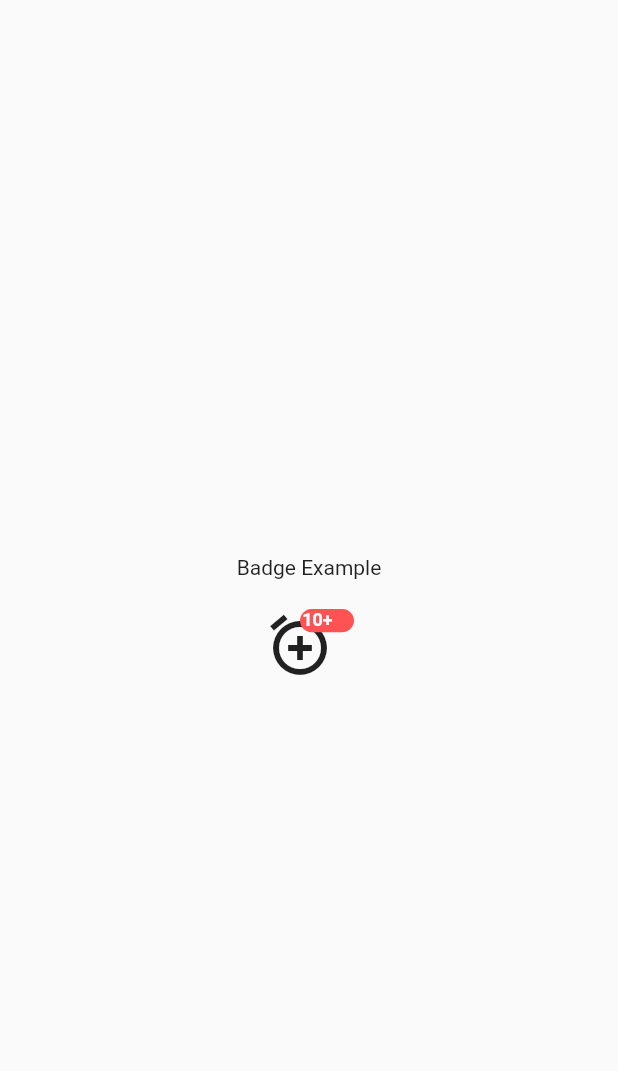
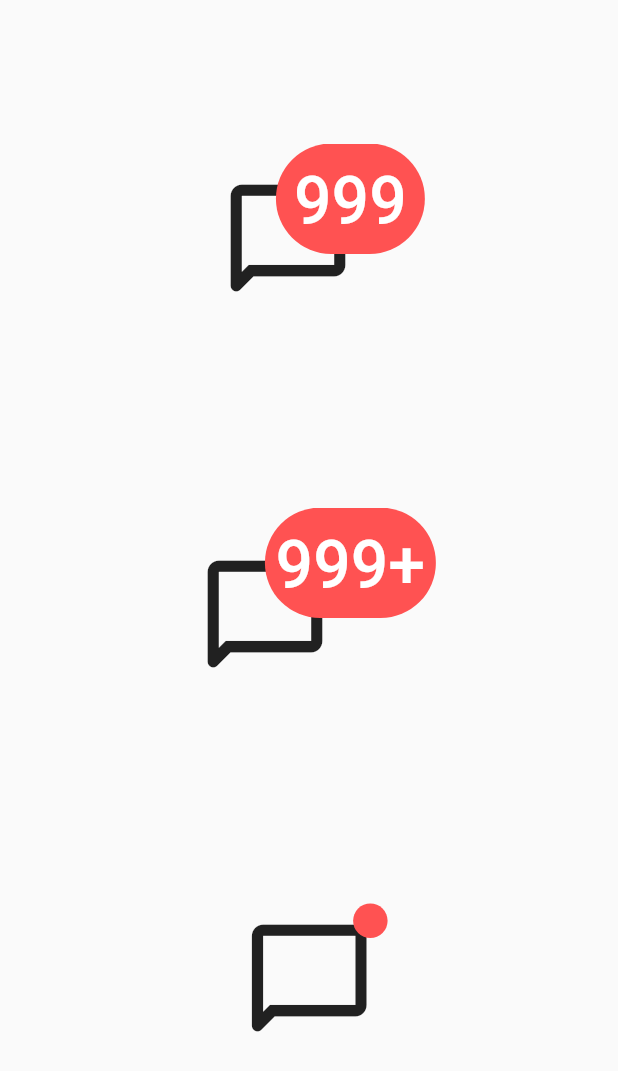
Before and after one commit to rdrgbaioco/dynamic_badges, a Flutter app: the screen it shows after launch, on a phone screen of 412 x 824 dp. Shown: the top 1071 px of the screen. Run offline on Flutter 3.47's test engine with Material 2 defaults, Android fonts, the phone set to English and light mode, and no system bars.

Commit message:
Fix bugs

```diff
--- a/example/lib/main.dart
+++ b/example/lib/main.dart
@@ -5,14 +5,13 @@ void main() {
   runApp(const BadgeApp());
 }
 
-
 class BadgeApp extends StatelessWidget {
   const BadgeApp({Key? key}) : super(key: key);
 
   @override
   Widget build(BuildContext context) {
-    return MaterialApp(
-        home: const BadgeExample(),
+    return const MaterialApp(
+      home: BadgeExample(),
     );
   }
 }
@@ -25,17 +24,36 @@ class BadgeExample extends StatelessWidget {
     return Scaffold(
       body: Center(
         child: Column(
-          mainAxisAlignment: MainAxisAlignment.center,
-          children: const [
-            Text('Badge Example'),
-            SizedBox(height: 20),
+          mainAxisAlignment: MainAxisAlignment.spaceEvenly,
+          children: [
             DynamicBadge(
-              label: "10+",
-              icon: Icons.alarm_add,
-              size: 48,
+              label: "999",
+              childSize: 92,
+              child: IconButton(
+                  iconSize: 92,
+                  icon: const Icon(
+                    Icons.chat_bubble_outline_rounded,
+                  ),
+                  onPressed: () {}),
+            ),
+            const DynamicBadge.counter(
+              count: 1241,
+              childSize: 92,
+              child: Icon(
+                Icons.chat_bubble_outline_rounded,
+                size: 92,
+              ),
+            ),
+            const DynamicBadge(
+              label: "",
+              childSize: 92,
+              child: Icon(
+                Icons.chat_bubble_outline_rounded,
+                size: 92,
+              ),
             ),
           ],
-        )
+        ),
       ),
     );
   }
--- a/lib/source/badges.dart
+++ b/lib/source/badges.dart
@@ -2,108 +2,169 @@ import 'package:flutter/material.dart';
 
 class DynamicBadge extends StatelessWidget {
   final String label;
-  final IconData icon;
   final Color textColor;
   final Color backgroundColor;
-  final double size;
+  final double childSize;
   final AlignmentGeometry alignment;
-  final bool visibleLabel;
-
+  final Widget child;
+  final void Function()? onTap;
   const DynamicBadge({
     Key? key,
     required this.label,
-    required this.icon,
     this.textColor = Colors.white,
     this.backgroundColor = Colors.redAccent,
-    this.size = 24,
+    this.childSize = 48,
     this.alignment = Alignment.center,
-  }) : visibleLabel = true, super(key: key);
-
+    this.child = const SizedBox(),
+    this.onTap,
+  })  : assert(label.length <= 4, "Label must be 4 characters or less"),
+        super(key: key);
 
   const DynamicBadge.counter({
     super.key,
     required int count,
-    required this.icon,
     this.textColor = Colors.white,
     this.backgroundColor = Colors.redAccent,
-    this.size = 24,
+    this.childSize = 32,
     this.alignment = Alignment.center,
-  }) : visibleLabel = true, label = count > 999 ? "999+" : "$count";
+    this.child = const SizedBox(),
+    this.onTap,
+  }) : label = count > 999 ? "999+" : "$count";
 
-  const DynamicBadge.icon({
-    super.key,
-    required this.icon,
-    this.textColor = Colors.white,
-    this.backgroundColor = Colors.redAccent,
-    this.size = 24,
-    this.alignment = Alignment.bottomLeft,
-  }) : visibleLabel = true, label = '';
+  /// Get the size of the badge
+  /// The size of the badge is calculated based on the size of the icon
+  /// 80% of the size of the icon
+  ///
+  double get _sizeBadge {
+    return childSize * 0.8;
+  }
+
+  /// Returns the size of the expected difference between
+  /// the badge and the icon
+  ///
+  double get _differenceExpected => _sizeBadge - (childSize * 0.5);
+
+  /// Returns the total size of the expected difference between the badge
+  /// and the icon
+  ///
+  double get _totalDifferenceExpected {
+    return (_differenceExpected * 2).floorToDouble();
+  }
+
+  /// Get the position of the badge case the label is not empty
+  double get _positionInitialBadge {
+    final total = childSize + (_differenceExpected * 2).floorToDouble();
+    return total / 2;
+  }
+
+  /// Get the position of the badge case the label is empty
+  double get _positionSmallBadge {
+    final totalWidth = childSize + (_differenceExpected * 2).floorToDouble();
+    return totalWidth * 0.70;
+  }
+
+  /// Get the font size of the badge
+  /// The font size of the badge is calculated based on
+  /// the size of the icon.
+  ///
+  double get _fontSize {
+    final total = childSize + (_differenceExpected * 2).floorToDouble();
+    return total * 0.3;
+  }
+
+  /// Get the size of the badge based on the number of
+  /// characters in the label.
+  ///
+  Size get _getBetterSizeBadge {
+    final total = childSize + _totalDifferenceExpected;
+
+    if (label.length <= 1) {
+      return Size(
+        _sizeBadge,
+        _sizeBadge,
+      );
+    } else {
+      return Size(
+        (_differenceExpected * 2) + (total * 0.1) * label.length,
+        _sizeBadge,
+      );
+    }
+  }
+
+  /// The calculation of the final maximum size is based on the sum of
+  /// the difference between half the value of the child widget and
+  /// the size of the badge (80% of the child widget size)
+  ///
+  Size get _resize {
+    final total = childSize + _totalDifferenceExpected;
+
+    if (label.length <= 1) {
+      return Size(
+        total,
+        total,
+      );
+    } else {
+      return Size(
+        total + (total * 0.1) * label.length,
+        total,
+      );
+    }
+  }
 
   @override
   Widget build(BuildContext context) {
-    double maxScale = 0.0;
-    if (label.length <= 1) {
-      maxScale = 0.10;
-    } else if (label.length <= 2) {
-      maxScale = 0.20;
-    } else if (label.length <= 3) {
-      maxScale = 0.25;
-    } else {
-      maxScale = 0.30;
-    }
-
-    return SizedBox.fromSize(
-      size: Size(
-        size + (size * maxScale).floorToDouble(),
-        size,
-      ),
-      child: Stack(
+    return Stack(
       alignment: alignment,
-        clipBehavior: Clip.antiAlias,
       children: [
         Positioned(
-              left: 0.0,
-              bottom: 0.0,
-              child: Icon(
-                icon,
-                size: size,
-              )
+          left: _differenceExpected,
+          bottom: _differenceExpected,
+          child: child,
         ),
-          if (visibleLabel && label != '') Positioned(
-            left: label.length <= 1 ? size * 0.6 : size * 0.5,
-            right: 0,
-            top: 0,
+        SizedBox.fromSize(
+          size: _resize,
+          child: Stack(
+            alignment: Alignment.center,
+            children: [
+              if (label != '')
+                Positioned(
+                  left: _positionInitialBadge,
+                  bottom: _positionInitialBadge,
                   child: Container(
-              alignment: Alignment.bottomLeft,
+                    constraints: BoxConstraints.loose(
+                      _getBetterSizeBadge,
+                    ),
+                    alignment: Alignment.center,
                     clipBehavior: Clip.antiAlias,
                     decoration: ShapeDecoration(
                       color: backgroundColor,
                       shape: const StadiumBorder(),
                     ),
-              child: Padding(
-                padding: EdgeInsets.only(
-                    left: size * 0.03,
-                    right: size * 0.03,
-                    bottom: size * 0.03
-                ),
+                    child: Baseline(
+                      baseline: _sizeBadge * 0.6,
+                      baselineType: TextBaseline.alphabetic,
                       child: Text(
                         label.isEmpty ? '' : label,
                         textAlign: TextAlign.center,
                         overflow: TextOverflow.ellipsis,
                         style: TextStyle(
                           color: textColor,
-                    fontWeight: FontWeight.bold,
-                    fontSize: size / 4,
+                          leadingDistribution:
+                              TextLeadingDistribution.proportional,
+                          fontWeight: FontWeight.w500,
+                          fontSize: _fontSize,
                         ),
                       ),
                     ),
                   ),
-          ) else Positioned(
-            right: size * 0.05,
-            top: size * 0.05,
+                )
+              else
+                Positioned(
+                  left: _positionSmallBadge,
+                  bottom: _positionSmallBadge,
                   child: Container(
-              height: size * 0.25,
-              width: size * 0.25,
+                    height: childSize * 0.25,
+                    width: childSize * 0.25,
                     alignment: Alignment.center,
                     clipBehavior: Clip.antiAlias,
                     decoration: ShapeDecoration(
@@ -114,6 +175,8 @@ class DynamicBadge extends StatelessWidget {
                 ),
             ],
           ),
+        ),
+      ],
     );
   }
 }
--- a/pubspec.yaml
+++ b/pubspec.yaml
@@ -1,6 +1,6 @@
 name: dynamic_badges
 description: Package being developed to help with material design badges implementation.
-version: 0.0.1
+version: 0.0.2
 homepage: https://rdrgbaioco.dev
 github: https://github.com/rdrgbaioco/dynamic_badges
 
```
Also changed, not shown: example/pubspec.lock, images/examples.png (added), lib/dynamic_badges.dart (line endings or trailing spaces), 8 other files. Lines whose indentation alone changed are shown as unchanged.
